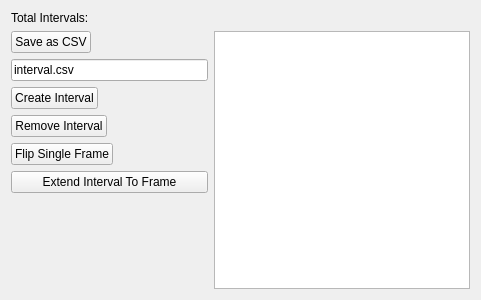
Before: the Qt Designer form src/WhiskerToolbox/DataManager_Widget/DigitalIntervalSeries_Widget/DigitalIntervalSeries_Widget.ui in paulmthompson/WhiskerToolbox, drawn with Qt 5.
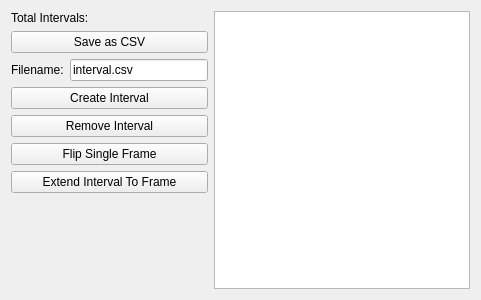
After: the same form once the commit is applied.

Commit message: better ui for digital interval

Patch:
```diff
--- a/src/WhiskerToolbox/DataManager_Widget/DigitalIntervalSeries_Widget/DigitalIntervalSeries_Widget.ui
+++ b/src/WhiskerToolbox/DataManager_Widget/DigitalIntervalSeries_Widget/DigitalIntervalSeries_Widget.ui
@@ -17,6 +17,8 @@
    <item>
     <layout class="QVBoxLayout" name="verticalLayout_2">
      <item>
+      <layout class="QHBoxLayout" name="horizontalLayout_2">
+       <item>
       <widget class="QLabel" name="label">
        <property name="text">
         <string>Total Intervals:</string>
@@ -24,9 +26,21 @@
       </widget>
      </item>
      <item>
+        <widget class="QLabel" name="total_interval_label">
+         <property name="text">
+          <string/>
+         </property>
+         <property name="alignment">
+          <set>Qt::AlignmentFlag::AlignCenter</set>
+         </property>
+        </widget>
+       </item>
+      </layout>
+     </item>
+     <item>
       <widget class="QPushButton" name="save_csv">
        <property name="sizePolicy">
-        <sizepolicy hsizetype="Fixed" vsizetype="Fixed">
+        <sizepolicy hsizetype="Preferred" vsizetype="Preferred">
          <horstretch>0</horstretch>
          <verstretch>0</verstretch>
         </sizepolicy>
@@ -37,16 +51,27 @@
       </widget>
      </item>
      <item>
+      <layout class="QHBoxLayout" name="horizontalLayout_3">
+       <item>
+        <widget class="QLabel" name="label_2">
+         <property name="text">
+          <string>Filename:</string>
+         </property>
+        </widget>
+       </item>
+       <item>
       <widget class="QLineEdit" name="filename_textbox">
        <property name="text">
         <string>interval.csv</string>
        </property>
       </widget>
      </item>
+      </layout>
+     </item>
      <item>
       <widget class="QPushButton" name="create_interval_button">
        <property name="sizePolicy">
-        <sizepolicy hsizetype="Fixed" vsizetype="Fixed">
+        <sizepolicy hsizetype="Preferred" vsizetype="Preferred">
          <horstretch>0</horstretch>
          <verstretch>0</verstretch>
         </sizepolicy>
@@ -59,7 +84,7 @@
      <item>
       <widget class="QPushButton" name="remove_interval_button">
        <property name="sizePolicy">
-        <sizepolicy hsizetype="Fixed" vsizetype="Fixed">
+        <sizepolicy hsizetype="Preferred" vsizetype="Preferred">
          <horstretch>0</horstretch>
          <verstretch>0</verstretch>
         </sizepolicy>
@@ -72,7 +97,7 @@
      <item>
       <widget class="QPushButton" name="flip_single_frame">
        <property name="sizePolicy">
-        <sizepolicy hsizetype="Fixed" vsizetype="Fixed">
+        <sizepolicy hsizetype="Preferred" vsizetype="Fixed">
          <horstretch>0</horstretch>
          <verstretch>0</verstretch>
         </sizepolicy>
@@ -106,16 +131,6 @@
    </item>
    <item>
     <layout class="QVBoxLayout" name="verticalLayout_3">
-     <item>
-      <widget class="QLabel" name="total_interval_label">
-       <property name="text">
-        <string/>
-       </property>
-       <property name="alignment">
-        <set>Qt::AlignmentFlag::AlignCenter</set>
-       </property>
-      </widget>
-     </item>
      <item>
       <widget class="QTableView" name="tableView"/>
      </item>
```
Left out of the diff: 6 changed lines with no effect on the pictures. Lines whose indentation alone changed are shown as unchanged. The commit also changes 1 other file.
